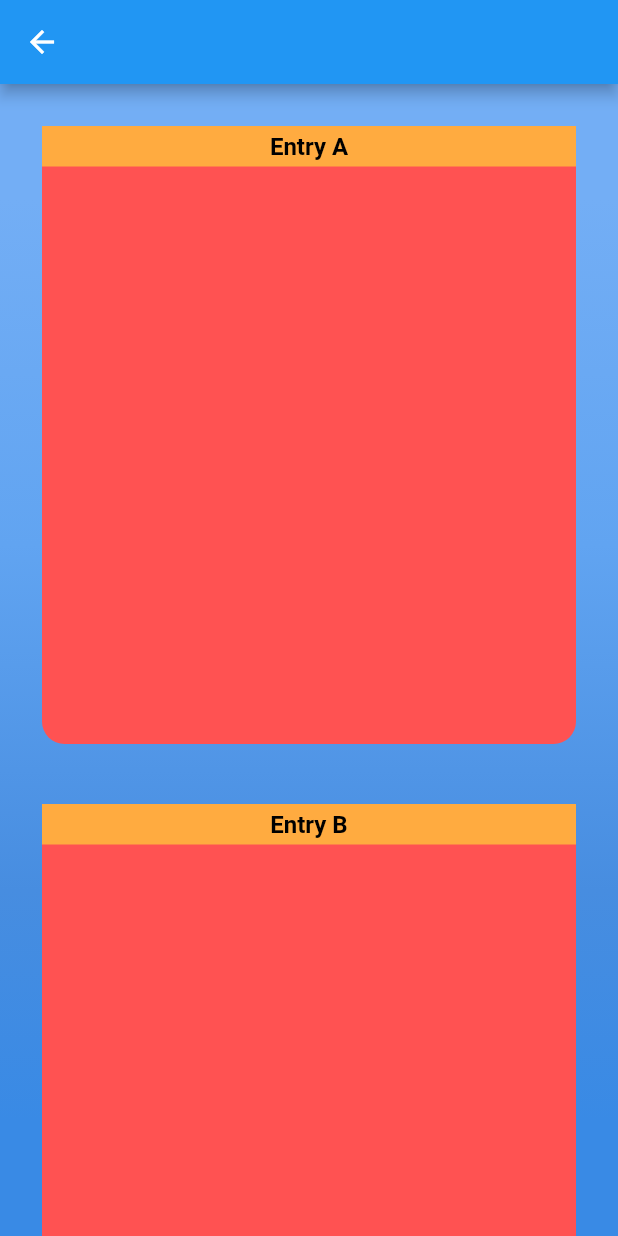
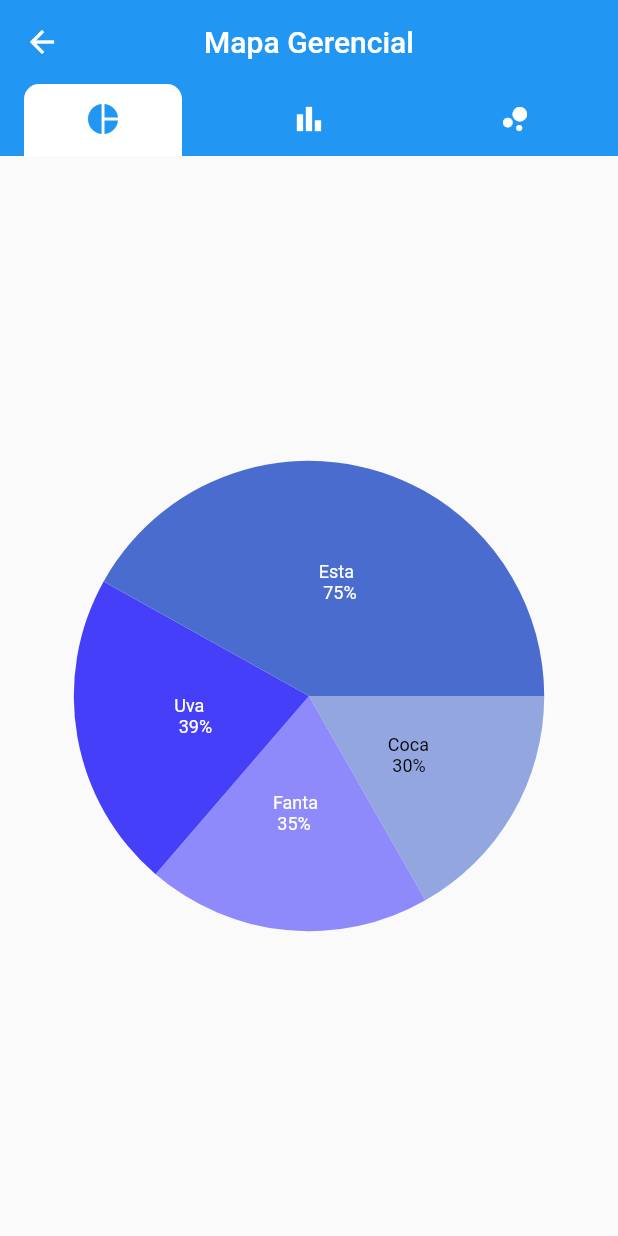
Before and after one commit to Irand27/MapaGerencial, a Flutter app: the HomePage screen opened directly, on a phone screen of 412 x 824 dp. Run offline on Flutter 3.47's test engine with Material 2 defaults, Android fonts, the phone set to English and light mode, and no system bars; our stand-ins replace get, syncfusion_flutter_charts; Roboto replaces fonts that are missing (OpenSans).

Commit message:
Graph implementation

```diff
--- /dev/null
+++ b/lib/pages/home/charts/chart_bar.dart
@@ -0,0 +1,15 @@
+import 'package:flutter/material.dart';
+
+class ChartBar extends StatefulWidget {
+  const ChartBar({key}) : super(key: key);
+
+  @override
+  _ChartBarState createState() => _ChartBarState();
+}
+
+class _ChartBarState extends State<ChartBar> {
+  @override
+  Widget build(BuildContext context) {
+    return Container();
+  }
+}
--- /dev/null
+++ b/lib/pages/home/charts/chart_bubble.dart
@@ -0,0 +1,15 @@
+import 'package:flutter/material.dart';
+
+class ChartBubble extends StatefulWidget {
+  const ChartBubble({key}) : super(key: key);
+
+  @override
+  _ChartBubbleState createState() => _ChartBubbleState();
+}
+
+class _ChartBubbleState extends State<ChartBubble> {
+  @override
+  Widget build(BuildContext context) {
+    return Container();
+  }
+}
--- /dev/null
+++ b/lib/pages/home/charts/chart_pie.dart
@@ -0,0 +1,39 @@
+import 'package:flutter/material.dart';
+import 'package:projeto_principal/pages/home/charts/data_charts.dart';
+import 'package:syncfusion_flutter_charts/charts.dart';
+
+class ChartsPie extends StatefulWidget {
+  final List<ChartSampleData> pieData;
+  const ChartsPie({Key key, this.pieData}) : super(key: key);
+
+  @override
+  _SyncFusionFlutterChartsPieState createState() =>
+      _SyncFusionFlutterChartsPieState();
+}
+
+class _SyncFusionFlutterChartsPieState extends State<ChartsPie> {
+  @override
+  Widget build(BuildContext context) {
+    return SfCircularChart(
+      series: _getDefaultPieSeries(),
+    );
+  }
+
+  List<PieSeries<ChartSampleData, String>> _getDefaultPieSeries() {
+    return <PieSeries<ChartSampleData, String>>[
+      PieSeries<ChartSampleData, String>(
+        pointColorMapper: (ChartSampleData data, _) => data.pointColor,
+        explode: true,
+        explodeIndex: 0,
+        explodeOffset: '10%',
+        dataSource: widget.pieData,
+        xValueMapper: (ChartSampleData data, _) => data.x,
+        yValueMapper: (ChartSampleData data, _) => data.y,
+        dataLabelMapper: (ChartSampleData data, _) => data.text,
+        startAngle: 90,
+        endAngle: 90,
+        dataLabelSettings: DataLabelSettings(isVisible: true),
+      ),
+    ];
+  }
+}
--- /dev/null
+++ b/lib/pages/home/charts/data_charts.dart
@@ -0,0 +1,37 @@
+import 'package:flutter/cupertino.dart';
+
+class ChartSampleData {
+  const ChartSampleData({
+    this.x,
+    this.y,
+    this.y2,
+    this.xValue,
+    this.yValue,
+    this.secondSeriesYValue,
+    this.thirdSeriesYValue,
+    this.pointColor,
+    this.size,
+    this.text,
+    this.open,
+    this.close,
+    this.low,
+    this.high,
+    this.volume,
+  });
+
+  final dynamic x;
+  final num y;
+  final double y2;
+  final dynamic xValue;
+  final num yValue;
+  final num secondSeriesYValue;
+  final num thirdSeriesYValue;
+  final Color pointColor;
+  final num size;
+  final String text;
+  final num open;
+  final num close;
+  final num low;
+  final num high;
+  final num volume;
+}
--- /dev/null
+++ b/lib/pages/home/home_page.dart
@@ -0,0 +1,146 @@
+import 'package:flutter/material.dart';
+import 'package:projeto_principal/pages/home/charts/chart_bar.dart';
+import 'package:projeto_principal/pages/home/charts/chart_bubble.dart';
+import 'package:projeto_principal/pages/home/charts/chart_pie.dart';
+import 'package:projeto_principal/pages/home/charts/data_charts.dart';
+
+class HomePage extends StatelessWidget {
+  final List<String> entries = <String>['A', 'B', 'C'];
+  final List<int> colorCodes = <int>[600, 500, 300];
+  @override
+  Widget build(BuildContext context) {
+    return DefaultTabController(
+        length: 3,
+        child: Scaffold(
+          appBar: AppBar(
+            centerTitle: true,
+            title: Text('Mapa Gerencial'),
+            elevation: 0,
+            bottom: TabBar(
+                labelColor: Colors.blue,
+                unselectedLabelColor: Colors.white,
+                indicatorSize: TabBarIndicatorSize.label,
+                indicator: BoxDecoration(
+                    borderRadius: BorderRadius.only(
+                        topLeft: Radius.circular(10),
+                        topRight: Radius.circular(10)),
+                    color: Colors.white),
+                tabs: [
+                  Tab(
+                    child: Align(
+                        alignment: Alignment.center,
+                        child: Icon(Icons.pie_chart)),
+                  ),
+                  Tab(
+                    child: Align(
+                      alignment: Alignment.center,
+                      child: Icon(Icons.bar_chart),
+                    ),
+                  ),
+                  Tab(
+                    child: Align(
+                        alignment: Alignment.center,
+                        child: Icon(Icons.bubble_chart)),
+                  ),
+                ]),
+          ),
+          body: TabBarView(children: [
+            ChartsPie(
+              pieData: [
+                ChartSampleData(
+                  x: 'Coca',
+                  y: 30,
+                  text: 'Coca \n 30%',
+                  pointColor: Color(0xff93A6DF),
+                ),
+                ChartSampleData(
+                  x: 'Fanta',
+                  y: 35,
+                  text: 'Fanta \n 35%',
+                  pointColor: Color(0xff8E8AFB),
+                ),
+                ChartSampleData(
+                  x: 'Uva',
+                  y: 39,
+                  text: 'Uva \n 39%',
+                  pointColor: Color(0xff453FFA),
+                ),
+                ChartSampleData(
+                  x: 'Antartida',
+                  y: 75,
+                  text: 'Esta \n 75%',
+                  pointColor: Color(0xff4A6CCE),
+                ),
+              ],
+            ),
+            ChartBubble(),
+            ChartBar(),
+          ]),
+        ));
+    // return Scaffold(
+    //   appBar: AppBar(),
+    //   body: Stack(
+    //     children: [
+    //       Container(
+    //         height: double.infinity,
+    //         width: double.infinity,
+    //         decoration: BoxDecoration(
+    //           gradient: LinearGradient(
+    //               begin: Alignment.topCenter,
+    //               end: Alignment.bottomCenter,
+    //               colors: [
+    //                 Color(0xFF73AEF5),
+    //                 Color(0xFF61A4F1),
+    //                 Color(0xFF478DE0),
+    //                 Color(0xFF398AE5),
+    //               ],
+    //               stops: [
+    //                 0.1,
+    //                 0.4,
+    //                 0.7,
+    //                 0.9,
+    //               ]),
+    //         ),
+    //       ),
+    // ListView.builder(
+    //     padding: const EdgeInsets.all(8),
+    //     itemCount: entries.length,
+    //     itemBuilder: (BuildContext context, int index) {
+    //       return Container(
+    //         height: MediaQuery.of(context).size.height * 0.5,
+    //         decoration: BoxDecoration(
+    //           color: Colors.redAccent,
+    //           borderRadius: BorderRadius.circular(15),
+    //         ),
+    //         margin: EdgeInsets.symmetric(horizontal: 20, vertical: 20),
+    //         child: Column(
+    //           crossAxisAlignment: CrossAxisAlignment.stretch,
+    //           children: [
+    //             Container(
+    //               width: double.infinity,
+    //               color: Colors.orangeAccent,
+    //               child: Padding(
+    //                 padding: const EdgeInsets.all(4.0),
+    //                 child: Text(
+    //                   'Entry ${entries[index]}',
+    //                   style: TextStyle(
+    //                     color: Colors.black,
+    //                     fontSize: 16,
+    //                     fontWeight: FontWeight.bold,
+    //                     fontFamily: 'OpenSans',
+    //                   ),
+    //                   textAlign: TextAlign.center,
+    //                 ),
+    //               ),
+    //             ),
+    //           ],
+    //         ),
+    //       );
+    //     }),
+//         ],
+//       ),
+//     );
+//   }
+// }
+  }
+}
--- a/lib/pages/home_page.dart
+++ /dev/null
@@ -1,72 +0,0 @@
-import 'package:flutter/material.dart';
-
-class HomePage extends StatelessWidget {
-  final List<String> entries = <String>['A', 'B', 'C'];
-  final List<int> colorCodes = <int>[600, 500, 300];
-  @override
-  Widget build(BuildContext context) {
-    return Scaffold(
-      appBar: AppBar(),
-      body: Stack(
-        children: [
-          Container(
-            height: double.infinity,
-            width: double.infinity,
-            decoration: BoxDecoration(
-              gradient: LinearGradient(
-                  begin: Alignment.topCenter,
-                  end: Alignment.bottomCenter,
-                  colors: [
-                    Color(0xFF73AEF5),
-                    Color(0xFF61A4F1),
-                    Color(0xFF478DE0),
-                    Color(0xFF398AE5),
-                  ],
-                  stops: [
-                    0.1,
-                    0.4,
-                    0.7,
-                    0.9,
-                  ]),
-            ),
-          ),
-          ListView.builder(
-              padding: const EdgeInsets.all(8),
-              itemCount: entries.length,
-              itemBuilder: (BuildContext context, int index) {
-                return Container(
-                  height: MediaQuery.of(context).size.height * 0.5,
-                  decoration: BoxDecoration(
-                    color: Colors.redAccent,
-                    borderRadius: BorderRadius.circular(15),
-                  ),
-                  margin: EdgeInsets.symmetric(horizontal: 20, vertical: 20),
-                  child: Column(
-                    crossAxisAlignment: CrossAxisAlignment.stretch,
-                    children: [
-                      Container(
-                        width: double.infinity,
-                        color: Colors.orangeAccent,
-                        child: Padding(
-                          padding: const EdgeInsets.all(4.0),
-                          child: Text(
-                            'Entry ${entries[index]}',
-                            style: TextStyle(
-                              color: Colors.black,
-                              fontSize: 16,
-                              fontWeight: FontWeight.bold,
-                              fontFamily: 'OpenSans',
-                            ),
-                            textAlign: TextAlign.center,
-                          ),
-                        ),
-                      ),
-                    ],
-                  ),
-                );
-              }),
-        ],
-      ),
-    );
-  }
-}
--- a/lib/pages/login_page.dart
+++ b/lib/pages/login_page.dart
@@ -1,6 +1,6 @@
 import 'package:flutter/material.dart';
 import 'package:get/get.dart';
-import 'package:projeto_principal/pages/home_page.dart';
+import 'package:projeto_principal/pages/home/home_page.dart';
 
 class LoginScreen extends StatefulWidget {
   @override
@@ -106,7 +106,7 @@ class _LoginScreenState extends State<LoginScreen> {
       padding: EdgeInsets.symmetric(vertical: 25),
       child: RaisedButton(
         elevation: 5,
-        onPressed: () => Get.to(HomePage()),
+        onPressed: () => Get.to(() => HomePage()),
         padding: EdgeInsets.all(15),
         shape: RoundedRectangleBorder(
           borderRadius: BorderRadius.circular(30),
--- a/pubspec.yaml
+++ b/pubspec.yaml
@@ -25,7 +25,6 @@ dependencies:
     sdk: flutter
   get:
 
-
   # The following adds the Cupertino Icons font to your application.
   # Use with the CupertinoIcons class for iOS style icons.
   cupertino_icons: ^1.0.0
@@ -33,6 +32,7 @@ dependencies:
 dev_dependencies:
   flutter_test:
     sdk: flutter
+  syncfusion_flutter_charts: 18.4.32+1
 
 # For information on the generic Dart part of this file, see the
 # following page: https://dart.dev/tools/pub/pubspec
```
Also changed, not shown: pubspec.lock.
